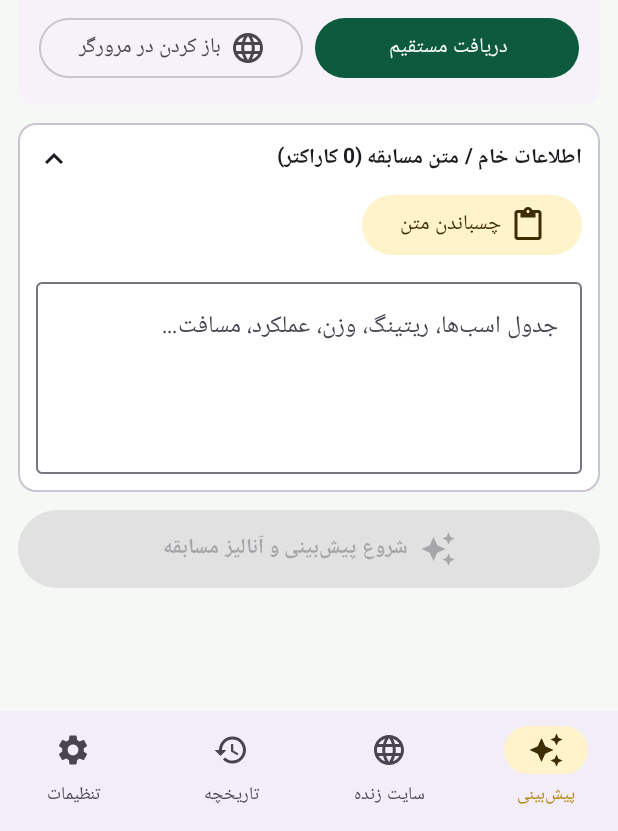
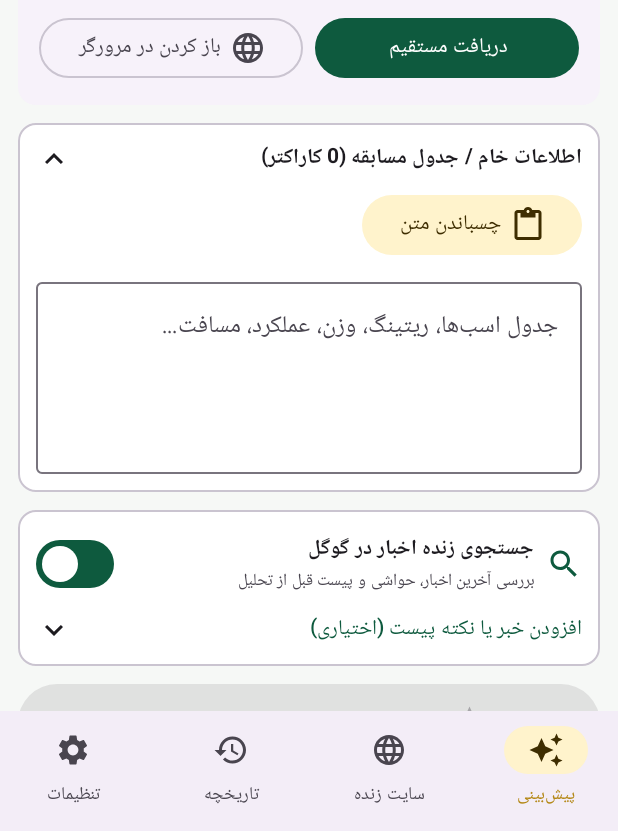
Before and after one commit to EminTm/Asbdavani, an Android app built with Jetpack Compose: the screen it shows after launch (MainActivity), on a phone screen of 412 x 824 dp, the part 405-1236 px from its top. Run offline under Robolectric (Android 15) with nearby library versions, the phone set to English and light mode, and no system bars.

Commit message:
Implement live news search and notes functionality
Added Google search feature for live news and notes input.

```diff
--- a/app/src/main/java/com/asbai/predictor/ui/screens/MainScreen.kt
+++ b/app/src/main/java/com/asbai/predictor/ui/screens/MainScreen.kt
@@ -33,6 +33,7 @@ import androidx.compose.material.icons.filled.Key
 import androidx.compose.material.icons.filled.Language
 import androidx.compose.material.icons.filled.Link
 import androidx.compose.material.icons.filled.Refresh
+import androidx.compose.material.icons.filled.Search
 import androidx.compose.material.icons.filled.Settings
 import androidx.compose.material.icons.filled.Visibility
 import androidx.compose.material.icons.filled.VisibilityOff
@@ -56,6 +57,7 @@ import androidx.compose.material3.OutlinedCard
 import androidx.compose.material3.OutlinedTextField
 import androidx.compose.material3.RadioButton
 import androidx.compose.material3.Scaffold
+import androidx.compose.material3.Switch
 import androidx.compose.material3.Text
 import androidx.compose.material3.TextButton
 import androidx.compose.material3.TopAppBar
@@ -70,6 +72,7 @@ import androidx.compose.runtime.setValue
 import androidx.compose.ui.Alignment
 import androidx.compose.ui.Modifier
 import androidx.compose.ui.platform.LocalClipboardManager
+import androidx.compose.ui.platform.LocalContext
 import androidx.compose.ui.text.font.FontWeight
 import androidx.compose.ui.text.input.PasswordVisualTransformation
 import androidx.compose.ui.text.input.VisualTransformation
@@ -77,6 +80,7 @@ import androidx.compose.ui.unit.dp
 import androidx.compose.ui.viewinterop.AndroidView
 import com.asbai.predictor.model.RiskProfile
 import com.asbai.predictor.ui.components.PredictionResultView
+import com.asbai.predictor.util.PdfExporter
 import com.asbai.predictor.viewmodel.AppTab
 import com.asbai.predictor.viewmodel.MainUiState
 import com.asbai.predictor.viewmodel.MainViewModel
@@ -207,7 +211,9 @@ private fun StatusBanners(
 @Composable
 private fun PredictTab(state: MainUiState, viewModel: MainViewModel) {
     val clipboardManager = LocalClipboardManager.current
+    val context = LocalContext.current
     var showRawData by remember { mutableStateOf(true) }
+    var showNewsNotes by remember { mutableStateOf(false) }
 
     Column(
         modifier = Modifier
@@ -333,7 +339,7 @@ private fun PredictTab(state: MainUiState, viewModel: MainViewModel) {
                     verticalAlignment = Alignment.CenterVertically
                 ) {
                     Text(
-                        text = "اطلاعات خام / متن مسابقه (${state.raceDataInput.length} کاراکتر)",
+                        text = "اطلاعات خام / جدول مسابقه (${state.raceDataInput.length} کاراکتر)",
                         style = MaterialTheme.typography.titleSmall,
                         fontWeight = FontWeight.Bold
                     )
@@ -377,6 +383,76 @@ private fun PredictTab(state: MainUiState, viewModel: MainViewModel) {
             }
         }
 
+        // اخبار، جستجوی گوگل و نکات پیست
+        OutlinedCard(modifier = Modifier.fillMaxWidth()) {
+            Column(modifier = Modifier.padding(12.dp)) {
+                Row(
+                    modifier = Modifier.fillMaxWidth(),
+                    horizontalArrangement = Arrangement.SpaceBetween,
+                    verticalAlignment = Alignment.CenterVertically
+                ) {
+                    Row(
+                        verticalAlignment = Alignment.CenterVertically,
+                        modifier = Modifier.weight(1f)
+                    ) {
+                        Icon(
+                            Icons.Default.Search,
+                            contentDescription = null,
+                            tint = MaterialTheme.colorScheme.primary
+                        )
+                        Spacer(Modifier.width(8.dp))
+                        Column {
+                            Text(
+                                text = "جستجوی زنده اخبار در گوگل",
+                                style = MaterialTheme.typography.titleSmall,
+                                fontWeight = FontWeight.Bold
+                            )
+                            Text(
+                                text = "بررسی آخرین اخبار، حواشی و پیست قبل از تحلیل",
+                                style = MaterialTheme.typography.labelSmall,
+                                color = MaterialTheme.colorScheme.onSurfaceVariant
+                            )
+                        }
+                    }
+                    Switch(
+                        checked = state.useWebSearch,
+                        onCheckedChange = { viewModel.toggleWebSearch(it) }
+                    )
+                }
+
+                Spacer(Modifier.height(8.dp))
+                Row(
+                    modifier = Modifier
+                        .fillMaxWidth()
+                        .clickable { showNewsNotes = !showNewsNotes },
+                    horizontalArrangement = Arrangement.SpaceBetween,
+                    verticalAlignment = Alignment.CenterVertically
+                ) {
+                    Text(
+                        text = "افزودن خبر یا نکته پیست (اختیاری)",
+                        style = MaterialTheme.typography.labelLarge,
+                        color = MaterialTheme.colorScheme.primary
+                    )
+                    Icon(
+                        imageVector = if (showNewsNotes) Icons.Default.ExpandLess else Icons.Default.ExpandMore,
+                        contentDescription = null
+                    )
+                }
+
+                if (showNewsNotes || state.newsNotesInput.isNotBlank()) {
+                    Spacer(Modifier.height(6.dp))
+                    OutlinedTextField(
+                        value = state.newsNotesInput,
+                        onValueChange = { viewModel.updateNewsNotes(it) },
+                        label = { Text("مثلاً: پیست سنگین است، تغییر چابکسوار لحظه آخری، انصراف اسب ۳...") },
+                        minLines = 2,
+                        maxLines = 4,
+                        modifier = Modifier.fillMaxWidth()
+                    )
+                }
+            }
+        }
+
         Button(
             onClick = { viewModel.analyzeCurrentRace() },
             enabled = !state.isAnalyzing && state.raceDataInput.isNotBlank(),
@@ -391,16 +467,28 @@ private fun PredictTab(state: MainUiState, viewModel: MainViewModel) {
                     color = MaterialTheme.colorScheme.onPrimary
                 )
                 Spacer(Modifier.width(10.dp))
-                Text("در حال تحلیل با هوش مصنوعی...")
+                Text("در حال تحلیل و بررسی اخبار...")
             } else {
                 Icon(Icons.Default.AutoAwesome, contentDescription = null)
                 Spacer(Modifier.width(8.dp))
-                Text("شروع پیش‌بینی و آنالیز مسابقه", fontWeight = FontWeight.Bold)
+                Text("شروع پیش‌بینی، اخبار و رادار کورس", fontWeight = FontWeight.Bold)
             }
         }
 
         state.currentReport?.let { report ->
-            PredictionResultView(report = report)
+            PredictionResultView(
+                report = report,
+                onExportPdf = {
+                    PdfExporter.exportAndShare(context, report).fold(
+                        onSuccess = {
+                            viewModel.showStatus("فایل PDF ساخته شد و آماده ارسال است.")
+                        },
+                        onFailure = { err ->
+                            viewModel.showError("خطا در ساخت PDF: ${err.message}")
+                        }
+                    )
+                }
+            )
         }
     }
 }
```
